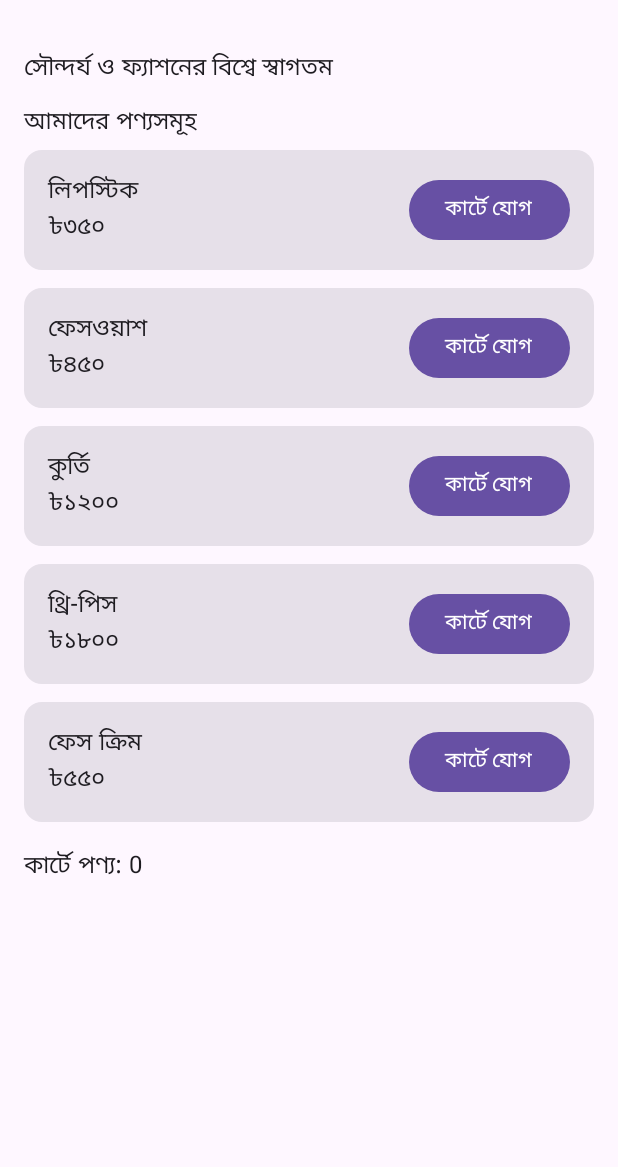
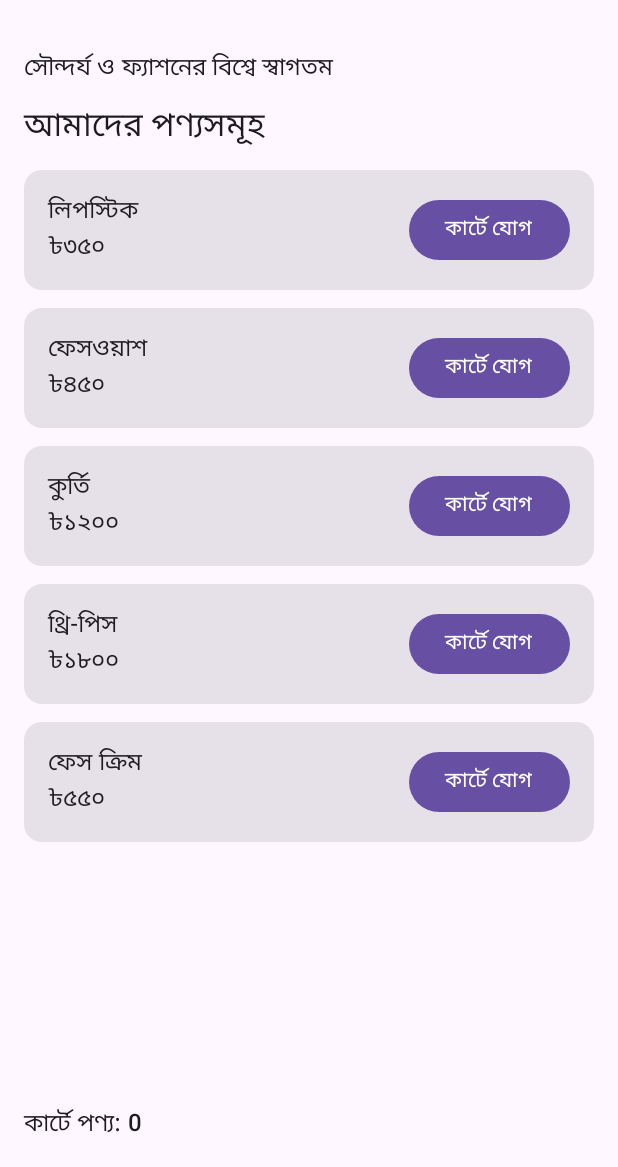
Before and after one commit to saimonahmed199464-pixel/RONGMIRA, an Android app built with Jetpack Compose: the screen it shows after launch (MainActivity), on a phone screen of 412 x 824 dp, the part 69-1236 px from its top. Run offline under Robolectric (Android 15) with nearby library versions, the phone set to English and light mode, and no system bars.

Commit message:
Refactor cart state to use mutableIntStateOf

```diff
--- a/app/src/main/java/com/rongmira/shop/MainActivity.kt
+++ b/app/src/main/java/com/rongmira/shop/MainActivity.kt
@@ -1,3 +1,4 @@
+
 package com.rongmira.shop
 
 import android.os.Bundle
@@ -26,6 +27,7 @@ class MainActivity : ComponentActivity() {
     }
 }
 
+@OptIn(ExperimentalMaterial3Api::class)
 @Composable
 fun RongmiraApp() {
     val products = listOf(
@@ -36,7 +38,7 @@ fun RongmiraApp() {
         Product("ফেস ক্রিম", "৳৫৫০")
     )
 
-    var cart by remember { mutableStateOf(0) }
+    var cart by remember { mutableIntStateOf(0) }
 
     MaterialTheme {
         Scaffold(
@@ -58,9 +60,16 @@ fun RongmiraApp() {
 
                 Spacer(modifier = Modifier.height(12.dp))
 
-                Text("আমাদের পণ্যসমূহ")
+                Text(
+                    text = "আমাদের পণ্যসমূহ",
+                    style = MaterialTheme.typography.titleLarge
+                )
 
-                LazyColumn {
+                Spacer(modifier = Modifier.height(8.dp))
+
+                LazyColumn(
+                    modifier = Modifier.weight(1f)
+                ) {
                     items(products) { product ->
                         Card(
                             modifier = Modifier
@@ -79,7 +88,9 @@ fun RongmiraApp() {
                                     Text(product.price)
                                 }
 
-                                Button(onClick = { cart++ }) {
+                                Button(
+                                    onClick = { cart++ }
+                                ) {
                                     Text("কার্টে যোগ")
                                 }
                             }
@@ -87,9 +98,10 @@ fun RongmiraApp() {
                     }
                 }
 
-                Spacer(modifier = Modifier.height(12.dp))
-
-                Text("কার্টে পণ্য: $cart")
+                Text(
+                    text = "কার্টে পণ্য: $cart",
+                    style = MaterialTheme.typography.titleMedium
+                )
             }
         }
     }
```
